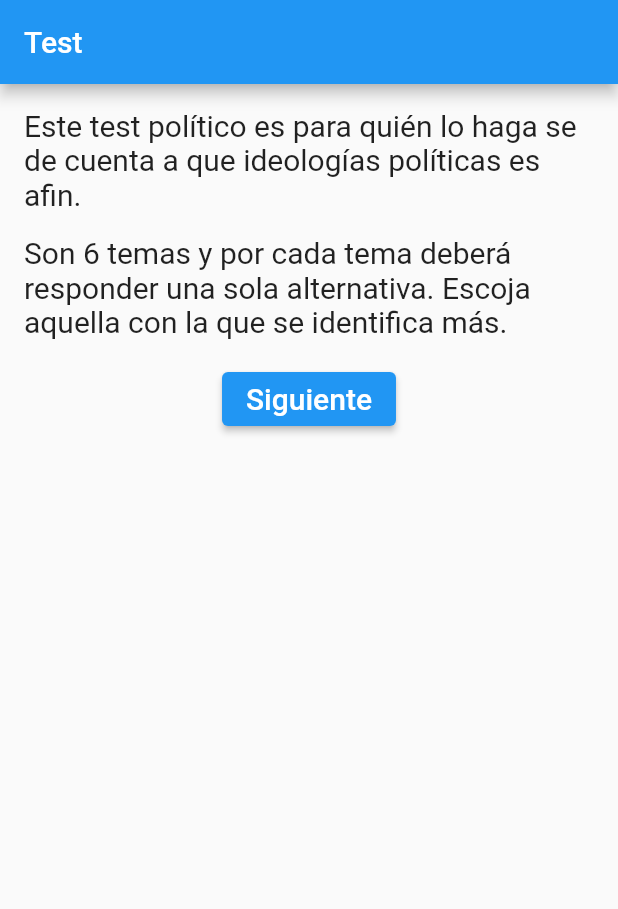
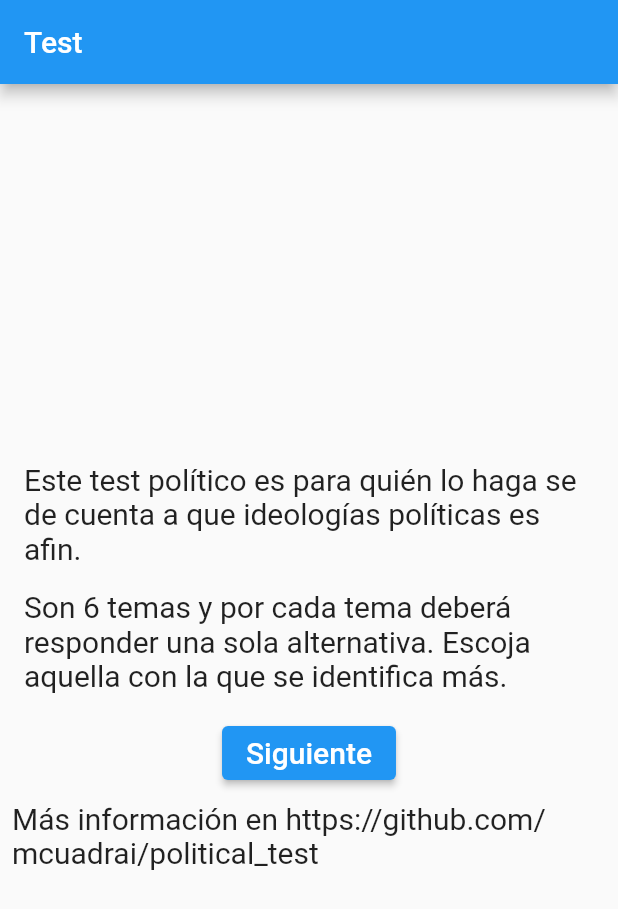
Before and after one commit to mcuadrai/politic_app, a Flutter app: the screen it shows after launch, on a phone screen of 412 x 824 dp. Shown: the top 909 px of the screen. Run offline on Flutter 3.47's test engine with Material 2 defaults, Android fonts, the phone set to English and light mode, and no system bars.

Commit message:
modifying alignment f text in welcome page.

```diff
--- a/lib/main.dart
+++ b/lib/main.dart
@@ -7,7 +7,6 @@ QuizPoll quizPoll = QuizPoll();
 List<Map<String, Object>> currentChoices = quizPoll.choicesOfPoll.elementAt(0);
 
 ResultPoll resultPoll = ResultPoll(quizPoll.getAllChoices());
-
 
 main() {
   runApp(MaterialApp(
@@ -34,7 +33,12 @@ class WelcomePage extends StatelessWidget {
         child: Padding(
           padding: const EdgeInsets.all(8.0),
           child: Column(
+            //crossAxisAlignment: CrossAxisAlignment.center,
+            //mainAxisSize: MainAxisSize.max,
+            mainAxisAlignment: MainAxisAlignment.center,
             children: <Widget>[
+              Column(
+                children: [
                   Padding(
                     padding: const EdgeInsets.all(8.0),
                     child: Text(
@@ -49,6 +53,8 @@ class WelcomePage extends StatelessWidget {
                       style: TextStyle(fontSize: 20.0),
                     ),
                   ),
+                ],
+              ),
               Padding(
                 padding: const EdgeInsets.all(8.0),
                 child: ElevatedButton(
@@ -56,6 +62,17 @@ class WelcomePage extends StatelessWidget {
                       Navigator.pushNamed(context, '/quiz');
                     },
                     child: Text('Siguiente', style: TextStyle(fontSize: 20.0))),
+              ),
+              Column(
+                children: [
+                  Align(
+                    alignment: Alignment.bottomCenter,
+                    child: Text(
+                      'Más información en https://github.com/mcuadrai/political_test',
+                      style: TextStyle(fontSize: 20.0),
+                    ),
+                  ),
+                ],
               ),
             ],
           ),
@@ -82,10 +99,12 @@ class Quizzler extends StatelessWidget {
     );
   }
 }
+
 class QuizPage extends StatefulWidget {
   @override
   _QuizPageState createState() => _QuizPageState();
 }
+
 class _QuizPageState extends State<QuizPage> {
   var dbHelper = PoliticDatabase();
 
@@ -134,7 +153,7 @@ class _QuizPageState extends State<QuizPage> {
                             currentChoices[index]['description'].toString(),
                             style: TextStyle(
                               color: Colors.black,
-                              //fontSize: 19.0,
+                              fontSize: 17.0,
                             ),
                           ),
                           onPressed: () {
```
Lines whose indentation alone changed are shown as unchanged.
